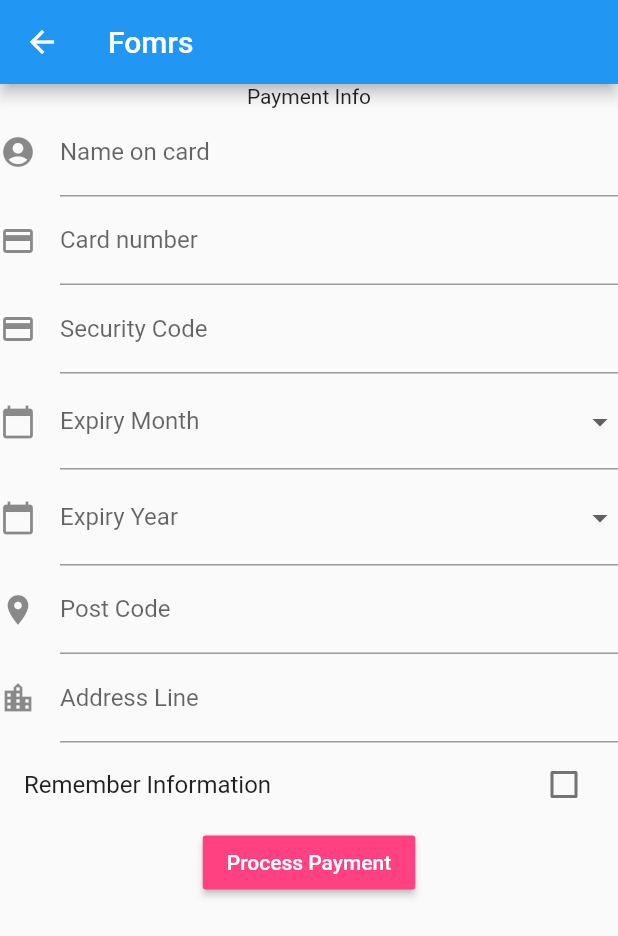
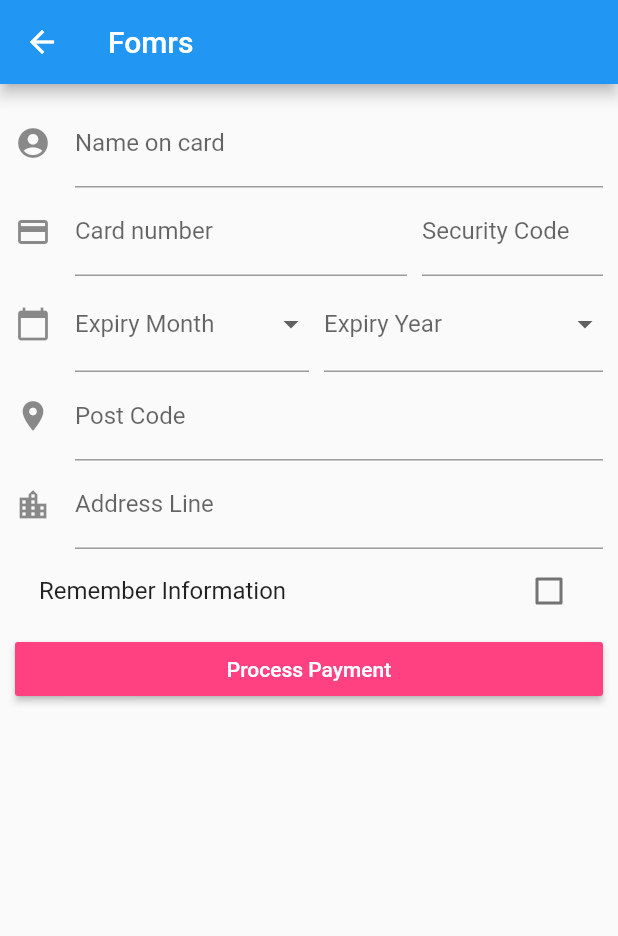
Before and after one commit to FaisalChoura/flutter-deep-dive, a Flutter app: the FormsMini screen opened by its route, on a phone screen of 412 x 824 dp. Shown: the top 936 px of the screen. Run offline on Flutter 3.47's test engine with Material 2 defaults, Android fonts, the phone set to English and light mode, and no system bars; our stand-ins replace flutter_typeahead.

Commit message:
added listview and minimal styles

```diff
--- a/lib/minis/forms_mini/forms.dart
+++ b/lib/minis/forms_mini/forms.dart
@@ -47,18 +47,26 @@ class _CustomFormState extends State<CustomForm> {
 
   @override
   Widget build(BuildContext context) {
-    return Container(
+    return ListView(
+      children: <Widget>[
+        Container(
+          padding: EdgeInsets.all(10.0),
           child: Form(
             key: _formKey,
             child: Column(
               children: <Widget>[
-            Text('Payment Info'),
                 TextFormField(
                   onSaved: (val) => _cardDetails.cardHolderName = val,
                   decoration: InputDecoration(
-                  labelText: 'Name on card', icon: Icon(Icons.account_circle)),
+                      labelText: 'Name on card',
+                      icon: Icon(Icons.account_circle)),
                 ),
-            TextFormField(
+                Row(
+                  mainAxisAlignment: MainAxisAlignment.center,
+                  children: <Widget>[
+                    Expanded(
+                      flex: 4,
+                      child: TextFormField(
                         onSaved: (val) => _cardDetails.cardNumber = val,
                         autovalidate: validateField['cardField'],
                         onChanged: (value) {
@@ -68,18 +76,36 @@ class _CustomFormState extends State<CustomForm> {
                         },
                         keyboardType: TextInputType.number,
                         decoration: InputDecoration(
-                  labelText: 'Card number', icon: Icon(Icons.credit_card)),
+                            labelText: 'Card number',
+                            icon: Icon(Icons.credit_card)),
                         validator: (value) {
-                if (value.length != 16) return "Please enter a valid number";
+                          if (value.length != 16)
+                            return "Please enter a valid number";
                         },
                       ),
-            TextFormField(
-              onSaved: (val) => _cardDetails.securityCode = int.parse(val),
+                    ),
+                    Expanded(
+                      flex: 2,
+                      child: Container(
+                        width: 120.0,
+                        margin: EdgeInsets.only(left: 10.0),
+                        child: TextFormField(
+                          onSaved: (val) =>
+                              _cardDetails.securityCode = int.parse(val),
                           keyboardType: TextInputType.number,
                           decoration: InputDecoration(
-                  labelText: 'Security Code', icon: Icon(Icons.credit_card)),
+                            labelText: 'Security Code',
                           ),
-            DropdownButtonFormField<String>(
+                        ),
+                      ),
+                    ),
+                  ],
+                ),
+                Row(
+                  mainAxisAlignment: MainAxisAlignment.spaceEvenly,
+                  children: <Widget>[
+                    Expanded(
+                      child: DropdownButtonFormField<String>(
                         onSaved: (val) => _cardDetails.expiryMonth = val,
                         value: expiryMonth,
                         items: [
@@ -113,8 +139,13 @@ class _CustomFormState extends State<CustomForm> {
                           icon: Icon(Icons.calendar_today),
                         ),
                       ),
-            DropdownButtonFormField(
-              onSaved: (val) => _cardDetails.expiryYear = val.toString(),
+                    ),
+                    Expanded(
+                      child: Container(
+                        margin: EdgeInsets.only(left: 10.0),
+                        child: DropdownButtonFormField(
+                          onSaved: (val) =>
+                              _cardDetails.expiryYear = val.toString(),
                           value: expiryYear,
                           items: yearsList.map<DropdownMenuItem>(
                             (val) {
@@ -131,8 +162,11 @@ class _CustomFormState extends State<CustomForm> {
                           },
                           decoration: InputDecoration(
                             labelText: 'Expiry Year',
-                icon: Icon(Icons.calendar_today),
                           ),
+                        ),
+                      ),
+                    ),
+                  ],
                 ),
                 TypeAheadFormField(
                   textFieldConfiguration: TextFieldConfiguration(
@@ -160,7 +194,8 @@ class _CustomFormState extends State<CustomForm> {
                   onSaved: (val) => _paymentAddress.addressLine = val,
                   controller: _addressLineController,
                   decoration: InputDecoration(
-                  labelText: 'Address Line', icon: Icon(Icons.location_city)),
+                      labelText: 'Address Line',
+                      icon: Icon(Icons.location_city)),
                 ),
                 CheckboxListTile(
                   value: rememberInfo,
@@ -171,7 +206,10 @@ class _CustomFormState extends State<CustomForm> {
                   },
                   title: Text('Remember Information'),
                 ),
-            RaisedButton(
+                Row(
+                  children: <Widget>[
+                    Expanded(
+                      child: RaisedButton(
                         child: Text('Process Payment'),
                         color: Colors.pinkAccent,
                         textColor: Colors.white,
@@ -179,14 +217,20 @@ class _CustomFormState extends State<CustomForm> {
                           if (_formKey.currentState.validate()) {
                             _formKey.currentState.save();
                             Payment payment = new Payment(
-                      address: _paymentAddress, cardDetails: _cardDetails);
+                                address: _paymentAddress,
+                                cardDetails: _cardDetails);
                             print('Saved');
                           }
                         },
+                      ),
+                    ),
+                  ],
                 )
               ],
             ),
           ),
+        ),
+      ],
     );
   }
 
```
Lines whose indentation alone changed are shown as unchanged.
